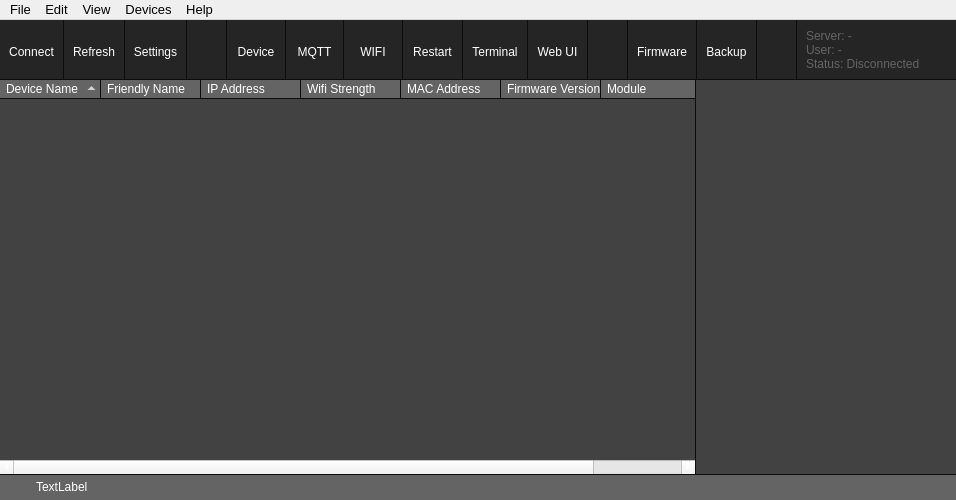
First picture: the form in src/gui/mainwindow.ui, repository tom-23/TasmoManager, before the edit.
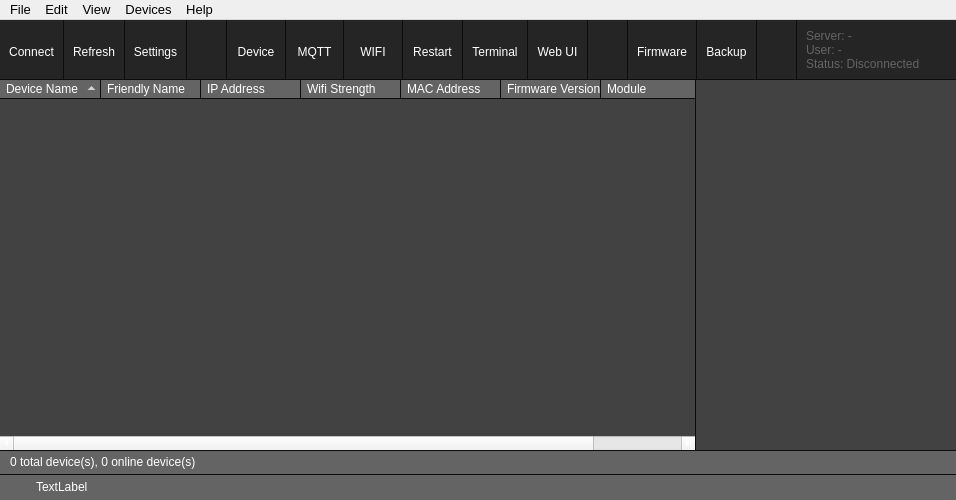
Second picture: the form after the edit. Icons and pictures are not drawn. Custom widgets are drawn as their Qt base class.

Commit message: Added status bar showing device quantity and fixed a typo

The edit to the form file:
```diff
--- a/src/gui/mainwindow.ui
+++ b/src/gui/mainwindow.ui
@@ -105,6 +105,11 @@
 	border-top: 1px Solid #0C0C0C;
 }
 
+#statusBar {
+	background-color: #646464;
+	border-top: 1px Solid #0C0C0C;
+}
+
 QTreeWidget::item {
    	padding: 5px;
 	border: 0px; 
@@ -874,7 +879,7 @@
            <x>0</x>
            <y>0</y>
            <width>260</width>
-           <height>388</height>
+           <height>363</height>
           </rect>
          </property>
          <layout class="QVBoxLayout" name="verticalLayout_5">
@@ -928,6 +933,34 @@
       </item>
      </layout>
     </item>
+    <item>
+     <widget class="QWidget" name="statusBar" native="true">
+      <layout class="QHBoxLayout" name="horizontalLayout_6">
+       <property name="spacing">
+        <number>10</number>
+       </property>
+       <property name="leftMargin">
+        <number>10</number>
+       </property>
+       <property name="topMargin">
+        <number>5</number>
+       </property>
+       <property name="rightMargin">
+        <number>10</number>
+       </property>
+       <property name="bottomMargin">
+        <number>5</number>
+       </property>
+       <item>
+        <widget class="QLabel" name="statusBarText">
+         <property name="text">
+          <string>0 total device(s), 0 online device(s)</string>
+         </property>
+        </widget>
+       </item>
+      </layout>
+     </widget>
+    </item>
     <item>
      <widget class="QWidget" name="newUpdateBar" native="true">
       <layout class="QHBoxLayout" name="horizontalLayout_5">
```
Left out of the diff: 57 changed lines with no effect on the pictures. The commit also changes 4 other files.
